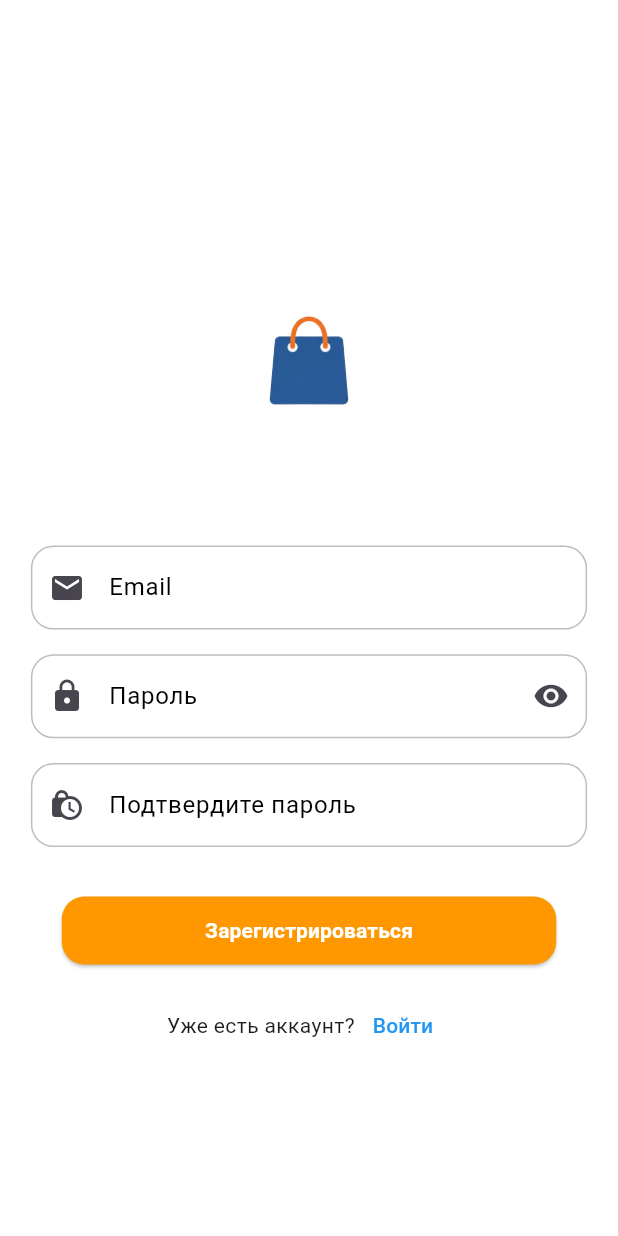
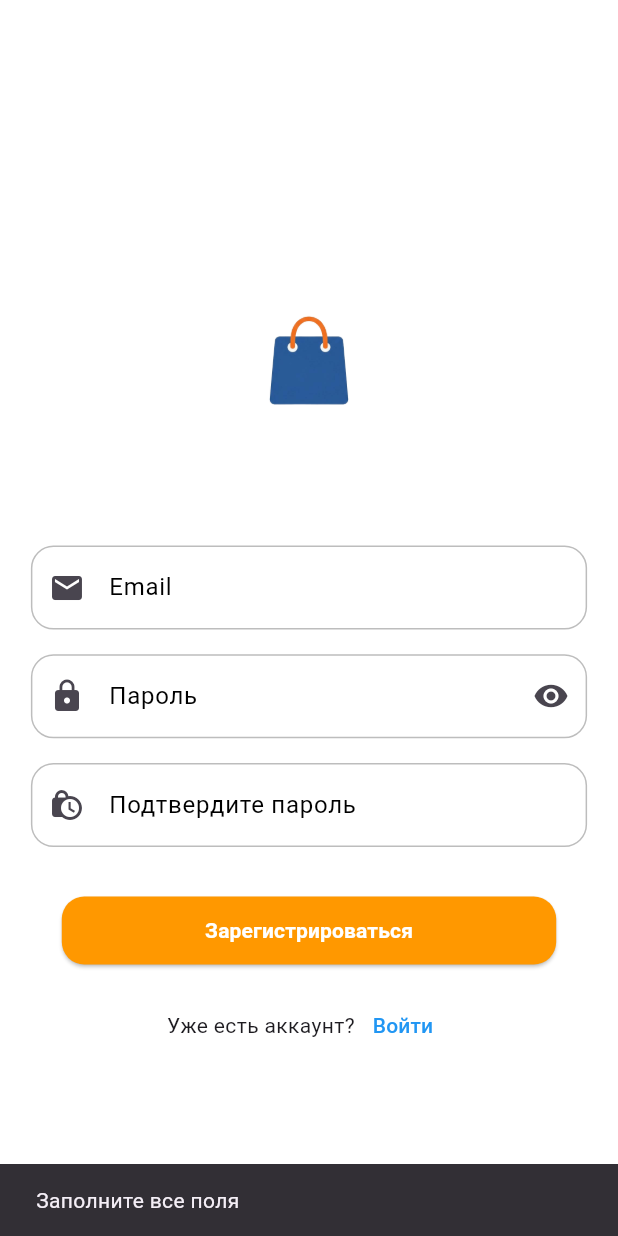
Before and after one commit to CatShredia/ktits-repository, a Flutter app: the RegisterPage screen opened by its route, after a tap on "Зарегистрироваться", on a phone screen of 412 x 824 dp. Run offline on Flutter 3.47's test engine with Material 3 defaults, Android fonts, the phone set to English and light mode, and no system bars; our stand-ins replace supabase_flutter; accounts and stored records are empty.

Commit message:
flutter test_application patch 2 supabase_connection

```diff
--- a/flutter_application_1/lib/register_page.dart
+++ b/flutter_application_1/lib/register_page.dart
@@ -1,5 +1,6 @@
 // lib/register_page.dart
 import 'package:flutter/material.dart';
+import 'package:supabase_flutter/supabase_flutter.dart';
 
 class RegisterPage extends StatefulWidget {
   const RegisterPage({super.key});
@@ -9,6 +10,71 @@ class RegisterPage extends StatefulWidget {
 }
 
 class _RegisterPageState extends State<RegisterPage> {
+  final TextEditingController _emailController = TextEditingController();
+  final TextEditingController _passwordController = TextEditingController();
+  final TextEditingController _confirmController = TextEditingController();
+  bool _isLoading = false;
+
+  @override
+  void dispose() {
+    _emailController.dispose();
+    _passwordController.dispose();
+    _confirmController.dispose();
+    super.dispose();
+  }
+
+  Future<void> _showMessage(String message) async {
+    if (!mounted) return;
+    ScaffoldMessenger.of(
+      context,
+    ).showSnackBar(SnackBar(content: Text(message)));
+  }
+
+  Future<void> _register() async {
+    final email = _emailController.text.trim();
+    final password = _passwordController.text;
+    final confirm = _confirmController.text;
+
+    if (email.isEmpty || password.isEmpty || confirm.isEmpty) {
+      _showMessage('Заполните все поля');
+      return;
+    }
+    if (password != confirm) {
+      _showMessage('Пароли не совпадают');
+      return;
+    }
+
+    setState(() => _isLoading = true);
+    try {
+      final res = await Supabase.instance.client.auth.signUp(
+        email: email,
+        password: password,
+      );
+      final user = res.user;
+      if (user == null) {
+        // If no user returned, show a generic error. More detailed handling
+        // can inspect `res` for messages depending on the gotrue version.
+        _showMessage('Не удалось зарегистрироваться');
+      } else {
+        // Optionally insert a profile row into the `profiles` table
+        try {
+          await Supabase.instance.client.from('profiles').insert({
+            'id': user.id,
+            'email': email,
+          }).select();
+        } catch (_) {
+          // ignore profile insertion errors for now
+        }
+
+        _showMessage('Регистрация успешна. Проверьте почту для подтверждения.');
+        if (mounted) Navigator.pushNamed(context, '/');
+      }
+    } catch (e) {
+      _showMessage(e.toString());
+    }
+    if (mounted) setState(() => _isLoading = false);
+  }
+
   @override
   Widget build(BuildContext context) {
     return Scaffold(
@@ -26,6 +92,8 @@ class _RegisterPageState extends State<RegisterPage> {
             SizedBox(
               width: MediaQuery.of(context).size.width * 0.9,
               child: TextField(
+                controller: _emailController,
+                keyboardType: TextInputType.emailAddress,
                 cursorColor: Colors.black,
                 style: TextStyle(color: Colors.orange),
                 decoration: InputDecoration(
@@ -48,6 +116,8 @@ class _RegisterPageState extends State<RegisterPage> {
             SizedBox(
               width: MediaQuery.of(context).size.width * 0.9,
               child: TextField(
+                controller: _passwordController,
+                obscureText: true,
                 cursorColor: Colors.black,
                 decoration: InputDecoration(
                   labelStyle: TextStyle(color: Colors.black),
@@ -73,6 +143,8 @@ class _RegisterPageState extends State<RegisterPage> {
             SizedBox(
               width: MediaQuery.of(context).size.width * 0.9,
               child: TextField(
+                controller: _confirmController,
+                obscureText: true,
                 cursorColor: Colors.black,
                 decoration: InputDecoration(
                   labelStyle: TextStyle(color: Colors.black),
@@ -96,16 +168,16 @@ class _RegisterPageState extends State<RegisterPage> {
               width: MediaQuery.of(context).size.width * 0.8,
               child: ElevatedButton(
                 style: ButtonStyle(
-                  shape: WidgetStatePropertyAll(
+                  shape: MaterialStatePropertyAll(
                     RoundedRectangleBorder(
                       borderRadius: BorderRadius.circular(15),
                     ),
                   ),
-                  backgroundColor: WidgetStatePropertyAll(Colors.orange),
+                  backgroundColor: MaterialStatePropertyAll(Colors.orange),
                 ),
-                onPressed: () {},
+                onPressed: _isLoading ? null : _register,
                 child: Text(
-                  'Зарегистрироваться',
+                  _isLoading ? 'Подождите...' : 'Зарегистрироваться',
                   style: TextStyle(
                     color: Colors.white,
                     fontWeight: FontWeight.bold,
```
